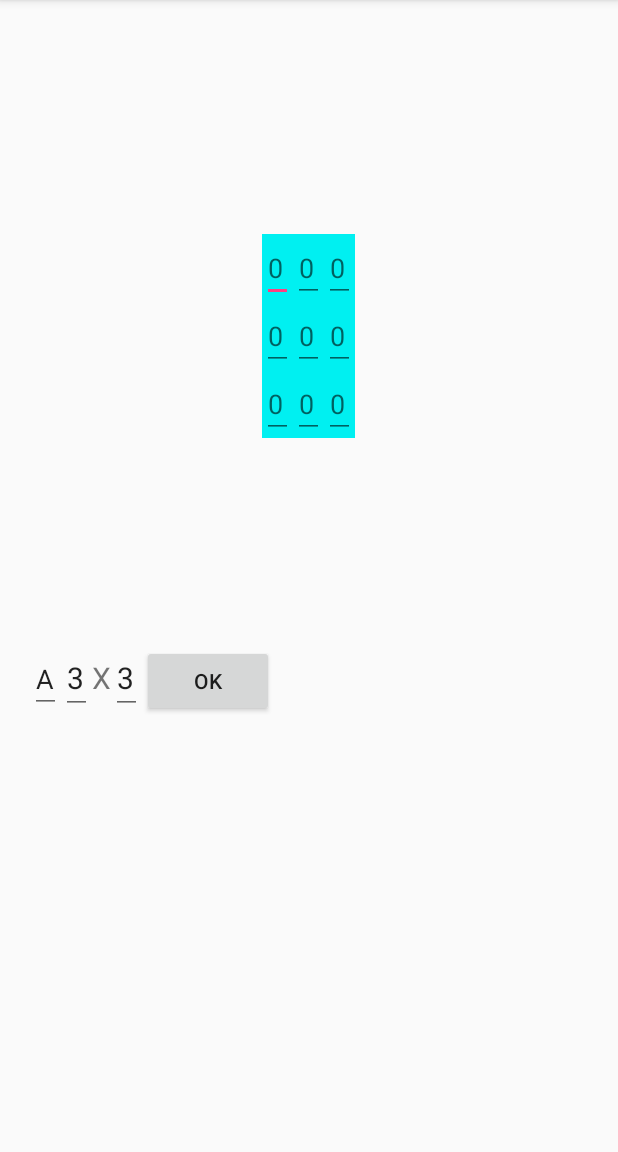
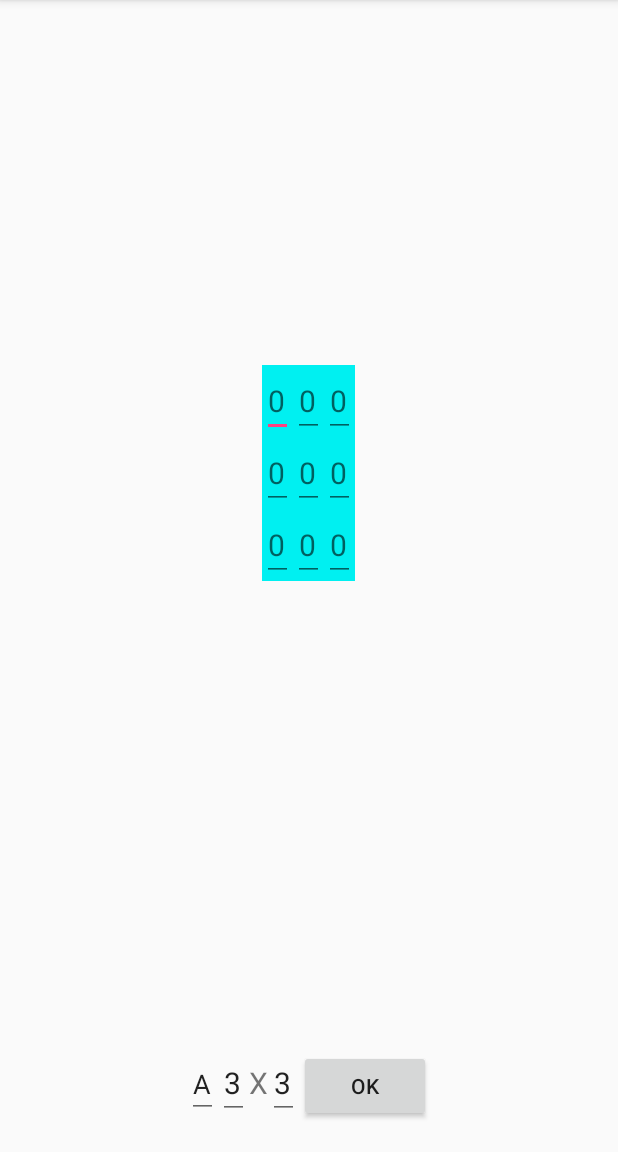
Before and after one commit to Alek-dr/MatrixCalculator, an Android app: the CreateMatrix screen opened directly, with no data from a screen before it, on a phone screen of 412 x 824 dp, the part 84-1236 px from its top. Run offline under Robolectric (Android 15) with nearby library versions, the phone set to English and light mode, and no system bars.

Commit message:
Create matrix works

```diff
--- a/app/src/main/java/com/barmin/matrixcalculator/CreateMatrix.java
+++ b/app/src/main/java/com/barmin/matrixcalculator/CreateMatrix.java
@@ -1,6 +1,5 @@
 package com.barmin.matrixcalculator;
 
-import android.support.v4.app.FragmentManager;
 import android.support.v7.app.AppCompatActivity;
 import android.os.Bundle;
 import android.text.Editable;
@@ -18,13 +17,14 @@ public class CreateMatrix extends AppCompatActivity {
     private static View.OnClickListener buttonListener;
     private static TextWatcher textWatcher;
     private TheMatrix frag;
+    private static final int max = 10;
 
     @Override
     protected void onCreate(Bundle savedInstanceState) {
         super.onCreate(savedInstanceState);
         setContentView(R.layout.activity_create_matrix);
         frag = (TheMatrix)getSupportFragmentManager().findFragmentById(R.id.f_the_matrix);
-        frag.initialMatrix();
+        frag.setMatrix(3,3);
         textWatcher = new TextWatcher() {
             @Override
             public void beforeTextChanged(CharSequence charSequence, int i, int i1, int i2) {
@@ -38,7 +38,26 @@ public class CreateMatrix extends AppCompatActivity {
 
             @Override
             public void afterTextChanged(Editable editable) {
-
+                int row = 3;
+                int col = 3;
+                EditText colEdit = (EditText)findViewById(R.id.edit_cols);
+                EditText rowEdit = (EditText)findViewById(R.id.edit_rows);
+                String srow = rowEdit.getText().toString();
+                String scol = colEdit.getText().toString();
+                //TODO if n>max make popup
+                if (srow.length()>0) row = Integer.valueOf(srow);
+                    else row = 1;
+                if (scol.length()>0) col = Integer.valueOf(scol);
+                    else col = 1;
+                if (row>max){
+                    row = max;
+                    rowEdit.setText(String.valueOf(row));
+                }
+                if (col>max){
+                    col = max;
+                    colEdit.setText(String.valueOf(col));
+                }
+                frag.setMatrix(row,col);
             }
         };
         buttonListener = new View.OnClickListener() {
@@ -69,6 +88,4 @@ public class CreateMatrix extends AppCompatActivity {
         rows.addTextChangedListener(textWatcher);
         cols.addTextChangedListener(textWatcher);
     }
-
-
 }
--- a/app/src/main/java/layout/TheMatrix.java
+++ b/app/src/main/java/layout/TheMatrix.java
@@ -2,6 +2,7 @@ package layout;
 
 import android.os.Bundle;
 import android.support.v4.app.Fragment;
+import android.text.InputType;
 import android.view.LayoutInflater;
 import android.view.View;
 import android.view.ViewGroup;
@@ -27,18 +28,6 @@ public class TheMatrix extends Fragment {
         return inflater.inflate(R.layout.fragment_the_matrix, container, false);
     }
 
-    public void initialMatrix(){
-        grid = (GridLayout)getView().findViewById(R.id.grid_matrix);
-        grid.setRowCount(3);
-        grid.setColumnCount(3);
-        for (int i = 0; i < 9; i++) {
-            EditText cell = new EditText(grid.getContext());
-            //cell.setInputType(12290);
-            cell.setHint("0");
-            //cell.setTextSize(40.0f);
-            grid.addView(cell);
-        }
-    }
 
     public Matrix getMatrix(){
         if (grid==null)
@@ -62,4 +51,18 @@ public class TheMatrix extends Fragment {
         return new Matrix(m);
     }
 
+    public void setMatrix(int row, int col){
+        grid = (GridLayout)getView().findViewById(R.id.grid_matrix);
+        grid.removeAllViews();
+        grid.setRowCount(row);
+        grid.setColumnCount(col);
+        for (int i = 0; i < row*col; i++) {
+            EditText cell = new EditText(grid.getContext());
+            cell.setInputType(12290);
+            cell.setHint("0");
+            cell.setTextSize(20.0f);
+            grid.addView(cell);
+        }
+    }
+
 }
--- a/app/src/main/res/layout/activity_create_matrix.xml
+++ b/app/src/main/res/layout/activity_create_matrix.xml
@@ -13,7 +13,7 @@
 
     <fragment
         class="layout.TheMatrix"
-        android:layout_weight="1"
+        android:layout_weight="5"
         android:id="@+id/f_the_matrix"
         android:layout_gravity="center"
         android:layout_width="match_parent"
@@ -23,34 +23,58 @@
     <LinearLayout
         android:layout_weight="1"
         android:orientation="horizontal"
+        android:gravity="center"
         android:layout_width="match_parent"
         android:layout_height="wrap_content">
+
         <EditText
             android:id="@+id/edit_matrix_name"
             android:layout_width="wrap_content"
-            android:layout_height="wrap_content" />
+            android:layout_height="wrap_content"
+            android:layout_gravity="bottom" />
         <EditText
+            android:layout_gravity="bottom"
             android:id="@+id/edit_rows"
             android:textSize="20dp"
             android:text="3"
+            android:digits="0123456789"
+            android:inputType="number"
             android:layout_width="wrap_content"
             android:layout_height="wrap_content" />
         <TextView
+            android:layout_gravity="bottom"
             android:textSize="20dp"
             android:text="X"
             android:layout_width="wrap_content"
             android:layout_height="wrap_content" />
+
         <EditText
             android:id="@+id/edit_cols"
-            android:textSize="20dp"
+            android:layout_width="wrap_content"
+            android:layout_height="wrap_content"
+            android:layout_gravity="bottom"
+            android:digits="0123456789"
+            android:inputType="number"
             android:text="3"
-            android:layout_width="wrap_content"
-            android:layout_height="wrap_content" />
+            android:textSize="20dp" />
+
         <Button
-            android:text="OK"
             android:id="@+id/btn_ok"
             android:layout_width="wrap_content"
-            android:layout_height="wrap_content" />
+            android:layout_height="wrap_content"
+            android:layout_gravity="bottom"
+            android:layout_margin="-1dp"
+            android:layout_marginBottom="0dp"
+            android:layout_marginEnd="0dp"
+            android:layout_marginLeft="0dp"
+            android:layout_marginRight="0dp"
+            android:layout_marginStart="0dp"
+            android:padding="0dp"
+            android:paddingBottom="0dp"
+            android:paddingEnd="0dp"
+            android:paddingLeft="0dp"
+            android:paddingRight="0dp"
+            android:text="OK" />
     </LinearLayout>
 
 </LinearLayout>
--- a/app/src/main/res/layout/fragment_the_matrix.xml
+++ b/app/src/main/res/layout/fragment_the_matrix.xml
@@ -6,17 +6,30 @@
 
     <LinearLayout
         android:gravity="center"
-        android:orientation="horizontal"
+        android:layout_gravity="center"
         android:layout_width="match_parent"
         android:layout_height="match_parent">
-        <GridLayout
-            android:background="#00f0f1"
-            android:id="@+id/grid_matrix"
+        <ScrollView
             android:layout_gravity="center"
-            android:layout_width="wrap_content"
-            android:layout_height="wrap_content"
-            android:gravity="center">
-        </GridLayout>
+            android:gravity="center"
+            android:layout_width="match_parent"
+            android:layout_height="match_parent">
+        <HorizontalScrollView
+            android:layout_gravity="center"
+            android:gravity="center"
+            android:layout_width="match_parent"
+            android:layout_height="match_parent">
+            <GridLayout
+                android:id="@+id/grid_matrix"
+                android:layout_width="wrap_content"
+                android:layout_height="wrap_content"
+                android:layout_gravity="center"
+                android:background="#00f0f1"
+                android:gravity="center">
+            </GridLayout>
+        </HorizontalScrollView>
+    </ScrollView>
+
     </LinearLayout>
 
 </LinearLayout>
```
